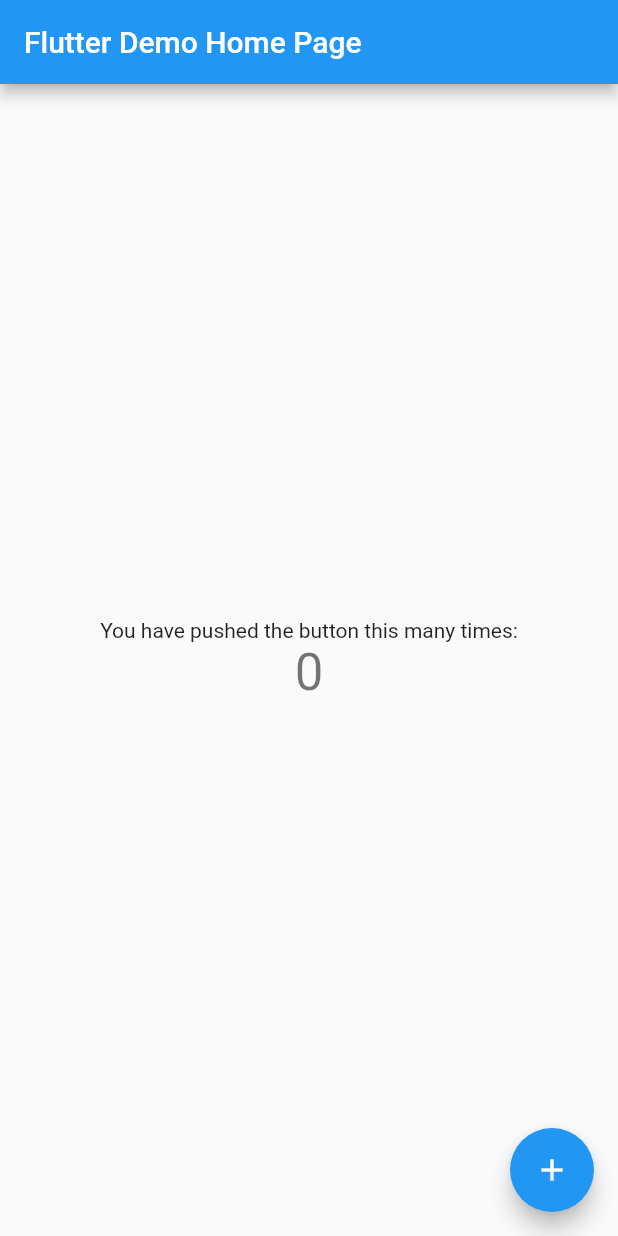
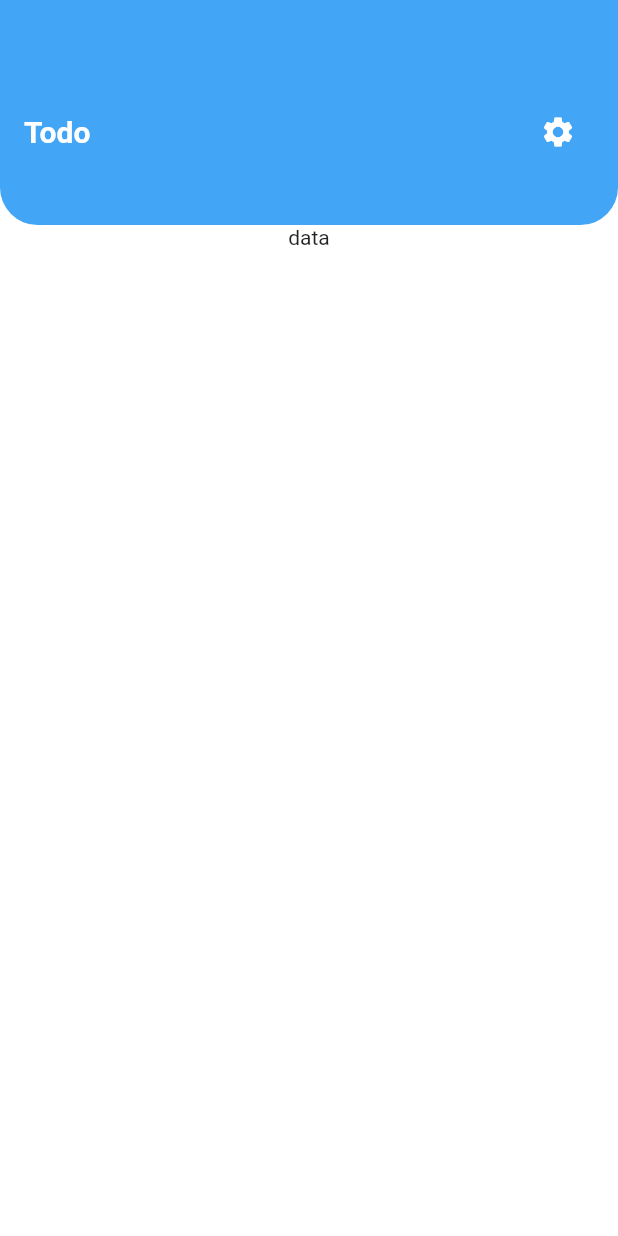
Before and after one commit to RobbinKok/todo, a Flutter app: the screen it shows after launch, on a phone screen of 412 x 824 dp. Run offline on Flutter 3.47's test engine with Material 2 defaults, Android fonts, the phone set to English and light mode, and no system bars.

Commit message:
Made an appbar design

```diff
--- /dev/null
+++ b/lib/home.dart
@@ -0,0 +1,59 @@
+import 'package:flutter/material.dart';
+
+class Homescreen extends StatefulWidget {
+  @override
+  State<StatefulWidget> createState() => Home();
+}
+
+class Home extends State<Homescreen> {
+  @override
+  Widget build(BuildContext context) {
+    return MaterialApp(
+      home: Scaffold(
+        backgroundColor: Colors.white,
+        body: Container(
+            child: Column(
+          children: <Widget>[
+            _appbar(),
+            _body(),
+          ],
+        )),
+      ),
+    );
+  }
+}
+
+Widget _appbar() {
+  return Container(
+    height: 150,
+    padding: EdgeInsets.only(top: 42, bottom: 16, left: 16, right: 16),
+    decoration: BoxDecoration(
+        color: Color(0xFF42A5F5),
+        borderRadius: BorderRadius.only(
+            bottomLeft: Radius.circular(25), bottomRight: Radius.circular(25))),
+    child: Row(
+      crossAxisAlignment: CrossAxisAlignment.center,
+      mainAxisAlignment: MainAxisAlignment.spaceBetween,
+      children: <Widget>[
+        Text(
+          "Todo",
+          style: TextStyle(
+              color: Colors.white, fontWeight: FontWeight.bold, fontSize: 20),
+        ),
+        IconButton(
+            icon: Icon(
+              Icons.settings,
+              color: Colors.white,
+            ),
+            onPressed: () {}),
+      ],
+    ),
+  );
+}
+
+Widget _body(){
+  return Container(
+    child: Text("data"),
+  );
+
+}
--- a/lib/main.dart
+++ b/lib/main.dart
@@ -1,4 +1,5 @@
 import 'package:flutter/material.dart';
+import 'package:todo/home.dart';
 
 void main() => runApp(MyApp());
 
@@ -6,106 +7,6 @@ class MyApp extends StatelessWidget {
   // This widget is the root of your application.
   @override
   Widget build(BuildContext context) {
-    return MaterialApp(
-      title: 'Flutter Demo',
-      theme: ThemeData(
-        // This is the theme of your application.
-        //
-        // Try running your application with "flutter run". You'll see the
-        // application has a blue toolbar. Then, without quitting the app, try
-        // changing the primarySwatch below to Colors.green and then invoke
-        // "hot reload" (press "r" in the console where you ran "flutter run",
-        // or simply save your changes to "hot reload" in a Flutter IDE).
-        // Notice that the counter didn't reset back to zero; the application
-        // is not restarted.
-        primarySwatch: Colors.blue,
-      ),
-      home: MyHomePage(title: 'Flutter Demo Home Page'),
-    );
+    return Homescreen();
   }
 }
-
-class MyHomePage extends StatefulWidget {
-  MyHomePage({Key key, this.title}) : super(key: key);
-
-  // This widget is the home page of your application. It is stateful, meaning
-  // that it has a State object (defined below) that contains fields that affect
-  // how it looks.
-
-  // This class is the configuration for the state. It holds the values (in this
-  // case the title) provided by the parent (in this case the App widget) and
-  // used by the build method of the State. Fields in a Widget subclass are
-  // always marked "final".
-
-  final String title;
-
-  @override
-  _MyHomePageState createState() => _MyHomePageState();
-}
-
-class _MyHomePageState extends State<MyHomePage> {
-  int _counter = 0;
-
-  void _incrementCounter() {
-    setState(() {
-      // This call to setState tells the Flutter framework that something has
-      // changed in this State, which causes it to rerun the build method below
-      // so that the display can reflect the updated values. If we changed
-      // _counter without calling setState(), then the build method would not be
-      // called again, and so nothing would appear to happen.
-      _counter++;
-    });
-  }
-
-  @override
-  Widget build(BuildContext context) {
-    // This method is rerun every time setState is called, for instance as done
-    // by the _incrementCounter method above.
-    //
-    // The Flutter framework has been optimized to make rerunning build methods
-    // fast, so that you can just rebuild anything that needs updating rather
-    // than having to individually change instances of widgets.
-    return Scaffold(
-      appBar: AppBar(
-        // Here we take the value from the MyHomePage object that was created by
-        // the App.build method, and use it to set our appbar title.
-        title: Text(widget.title),
-      ),
-      body: Center(
-        // Center is a layout widget. It takes a single child and positions it
-        // in the middle of the parent.
-        child: Column(
-          // Column is also a layout widget. It takes a list of children and
-          // arranges them vertically. By default, it sizes itself to fit its
-          // children horizontally, and tries to be as tall as its parent.
-          //
-          // Invoke "debug painting" (press "p" in the console, choose the
-          // "Toggle Debug Paint" action from the Flutter Inspector in Android
-          // Studio, or the "Toggle Debug Paint" command in Visual Studio Code)
-          // to see the wireframe for each widget.
-          //
-          // Column has various properties to control how it sizes itself and
-          // how it positions its children. Here we use mainAxisAlignment to
-          // center the children vertically; the main axis here is the vertical
-          // axis because Columns are vertical (the cross axis would be
-          // horizontal).
-          mainAxisAlignment: MainAxisAlignment.center,
-          children: <Widget>[
-            Text(
-              'You have pushed the button this many times:',
-            ),
-            Text(
-              '$_counter',
-              style: Theme.of(context).textTheme.display1,
-            ),
-          ],
-        ),
-      ),
-      floatingActionButton: FloatingActionButton(
-        onPressed: _incrementCounter,
-        tooltip: 'Increment',
-        child: Icon(Icons.add),
-      ), // This trailing comma makes auto-formatting nicer for build methods.
-    );
-  }
-}
```
